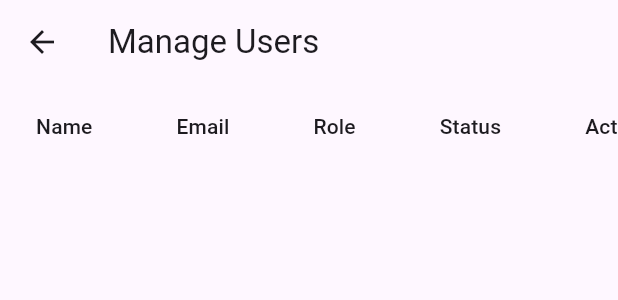
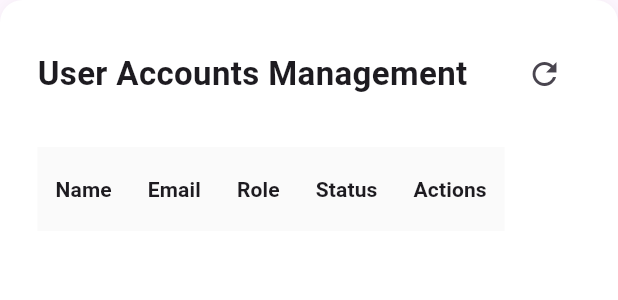
Before and after one commit to GanZ-NNN/alumni-platform-fullstack, a Flutter app: the ManageUsersScreen widget shown alone on an empty page, opened directly, on a phone screen of 412 x 824 dp. Shown: the top 300 px of the screen. Run offline on Flutter 3.47's test engine with Material 3 defaults, Android fonts, the phone set to English and light mode, and no system bars; accounts and stored records are empty; network calls fail.

Commit message:
fix liting warnings

```diff
--- a/frontend/alumni_platform/lib/screens/admin/manage_users_screen.dart
+++ b/frontend/alumni_platform/lib/screens/admin/manage_users_screen.dart
@@ -14,88 +14,171 @@ class _ManageUsersScreenState extends State<ManageUsersScreen> {
   List<UserModel> _users = [];
   bool _isLoading = true;
 
+  // ✅ 1. Controllers ສຳລັບ Scroll
+  final ScrollController _verticalController = ScrollController();
+  final ScrollController _horizontalController = ScrollController();
+
   @override
   void initState() {
     super.initState();
     _fetchUsers();
   }
 
+  @override
+  void dispose() {
+    // ✅ 2. ລ້າງ Controllers ເມື່ອປິດໜ້າ
+    _verticalController.dispose();
+    _horizontalController.dispose();
+    super.dispose();
+  }
+
   void _fetchUsers() async {
+    setState(() => _isLoading = true);
     final users = await _adminService.getAllUsers();
+    if (mounted) {
       setState(() {
         _users = users;
         _isLoading = false;
       });
     }
+  }
 
   void _approveUser(String id) async {
-    await _adminService.approveUser(id);
-    if (!mounted) return;
-    _fetchUsers(); // Refresh ຂໍ້ມູນ
-    ScaffoldMessenger.of(context).showSnackBar(const SnackBar(content: Text('User Approved!')));
+    final success = await _adminService.approveUser(id);
+    if (success && mounted) {
+      _fetchUsers();
+      ScaffoldMessenger.of(context).showSnackBar(
+        const SnackBar(content: Text('User Approved!'), backgroundColor: Colors.green),
+      );
+    }
   }
 
   void _deleteUser(String id) async {
-    await _adminService.deleteUser(id);
-    if (!mounted) return;
+    final success = await _adminService.deleteUser(id);
+    if (success && mounted) {
       _fetchUsers();
-    ScaffoldMessenger.of(context).showSnackBar(const SnackBar(content: Text('User Deleted!')));
+      ScaffoldMessenger.of(context).showSnackBar(
+        const SnackBar(content: Text('User Deleted!'), backgroundColor: Colors.red),
+      );
+    }
   }
 
   @override
   Widget build(BuildContext context) {
-    return Scaffold(
-      appBar: AppBar(title: const Text('Manage Users')),
-      body: _isLoading
-          ? const Center(child: CircularProgressIndicator())
-          : SingleChildScrollView(
-              scrollDirection: Axis.horizontal, // ເພື່ອໃຫ້ເລື່ອນຊ້າຍຂວາໄດ້ໃນມືຖື
+    if (_isLoading) {
+      return const Center(child: CircularProgressIndicator());
+    }
+
+    return Container(
+      width: double.infinity,
+      padding: const EdgeInsets.all(25),
+      decoration: BoxDecoration(
+        color: Colors.white,
+        borderRadius: BorderRadius.circular(15),
+        boxShadow: [
+          BoxShadow(color: Colors.black.withValues(alpha:0.05), blurRadius: 10)
+        ],
+      ),
+      child: Column(
+        crossAxisAlignment: CrossAxisAlignment.start,
+        children: [
+          // Header
+          Row(
+            mainAxisAlignment: MainAxisAlignment.spaceBetween,
+            children: [
+              const Text(
+                'User Accounts Management',
+                style: TextStyle(fontSize: 22, fontWeight: FontWeight.bold),
+              ),
+              IconButton(
+                icon: const Icon(Icons.refresh),
+                onPressed: _fetchUsers,
+                tooltip: 'Refresh List',
+              ),
+            ],
+          ),
+          const SizedBox(height: 25),
+
+          // --- ສ່ວນຂອງຕາຕະລາງ (ແກ້ໄຂ Scrollbar) ---
+          Expanded(
+            child: Scrollbar(
+              controller: _verticalController,
+              thumbVisibility: true,
+              trackVisibility: true,
+              child: SingleChildScrollView(
+                controller: _verticalController,
+                scrollDirection: Axis.vertical,
+                primary: false, // ✅ 🛑 ສຳຄັນ: ຕ້ອງເປັນ false ເພາະເຮົາໃສ່ controller ເອງ
+                child: Scrollbar(
+                  controller: _horizontalController,
+                  thumbVisibility: true,
+                  trackVisibility: true,
+                  notificationPredicate: (notification) => notification.depth == 1,
+                  child: SingleChildScrollView(
+                    controller: _horizontalController,
+                    scrollDirection: Axis.horizontal,
+                    primary: false, // ✅ 🛑 ຕ້ອງເປັນ false
+                    child: ConstrainedBox(
+                      constraints: BoxConstraints(minWidth: MediaQuery.of(context).size.width - 350),
                       child: DataTable(
+                        headingRowColor: WidgetStateProperty.all(Colors.grey[50]),
+                        columnSpacing: 24,
+                        horizontalMargin: 12,
                         columns: const [
-                  DataColumn(label: Text('Name')),
-                  DataColumn(label: Text('Email')),
-                  DataColumn(label: Text('Role')),
-                  DataColumn(label: Text('Status')),
-                  DataColumn(label: Text('Actions')),
+                          DataColumn(label: Text('Name', style: TextStyle(fontWeight: FontWeight.bold))),
+                          DataColumn(label: Text('Email', style: TextStyle(fontWeight: FontWeight.bold))),
+                          DataColumn(label: Text('Role', style: TextStyle(fontWeight: FontWeight.bold))),
+                          DataColumn(label: Text('Status', style: TextStyle(fontWeight: FontWeight.bold))),
+                          DataColumn(label: Text('Actions', style: TextStyle(fontWeight: FontWeight.bold))),
                         ],
-                rows: _users.map((user) {
-                  return DataRow(cells: [
+                        rows: _users.map((user) => DataRow(cells: [
                           DataCell(Text('${user.firstName} ${user.lastName ?? ''}')),
                           DataCell(Text(user.email)),
-                    DataCell(Text(user.role)),
-                    DataCell(
-                      Container(
-                        padding: const EdgeInsets.symmetric(horizontal: 8, vertical: 4),
-                        decoration: BoxDecoration(
-                          color: user.status == 'active' ? Colors.green[100] : Colors.orange[100],
-                          borderRadius: BorderRadius.circular(12),
+                          DataCell(Text(user.role.toUpperCase(), style: const TextStyle(fontSize: 12, color: Colors.blueGrey))),
+                          DataCell(_buildStatusBadge(user.status)),
+                          DataCell(Row(
+                            children: [
+                              if (user.status == 'pending')
+                                IconButton(
+                                  icon: const Icon(Icons.check_circle, color: Colors.green, size: 22),
+                                  onPressed: () => _approveUser(user.id.toString()),
+                                  tooltip: 'Approve',
                                 ),
-                        child: Text(
-                          user.status,
-                          style: TextStyle(
-                            color: user.status == 'active' ? Colors.green[800] : Colors.orange[800],
-                            fontWeight: FontWeight.bold
+                              IconButton(
+                                icon: const Icon(Icons.delete, color: Colors.redAccent, size: 22),
+                                onPressed: () => _deleteUser(user.id.toString()),
+                                tooltip: 'Delete User',
+                              ),
+                            ],
+                          )),
+                        ])).toList(),
                       ),
                     ),
                   ),
                 ),
-                    DataCell(Row(
-                      children: [
-                        if (user.status == 'pending')
-                          IconButton(
-                            icon: const Icon(Icons.check_circle, color: Colors.green),
-                            onPressed: () => _approveUser(user.id.toString()),
-                            tooltip: 'Approve',
               ),
-                        IconButton(
-                          icon: const Icon(Icons.delete, color: Colors.red),
-                          onPressed: () => _deleteUser(user.id.toString()),
-                          tooltip: 'Delete',
+            ),
           ),
         ],
-                    )),
-                  ]);
-                }).toList(),
+      ),
+    );
+  }
+
+  Widget _buildStatusBadge(String status) {
+    bool isActive = status == 'active';
+    return Container(
+      padding: const EdgeInsets.symmetric(horizontal: 12, vertical: 6),
+      decoration: BoxDecoration(
+        color: isActive ? Colors.green[50] : Colors.orange[50],
+        borderRadius: BorderRadius.circular(20),
+        border: Border.all(color: isActive ? Colors.green.withValues(alpha:0.3) : Colors.orange.withValues(alpha:0.3)),
+      ),
+      child: Text(
+        status.toUpperCase(),
+        style: TextStyle(
+          color: isActive ? Colors.green[800] : Colors.orange[800],
+          fontWeight: FontWeight.bold,
+          fontSize: 10,
         ),
       ),
     );
```
Also changed, not shown: frontend/alumni_platform/lib/screens/admin/admin_dashboard.dart (+98 -78 lines), frontend/alumni_platform/lib/screens/admin/manage_news_screen.dart (+10 -2 lines), frontend/alumni_platform/lib/screens/alumni/jobs_screen.dart (+11 -3 lines). Lines whose indentation alone changed are shown as unchanged.
